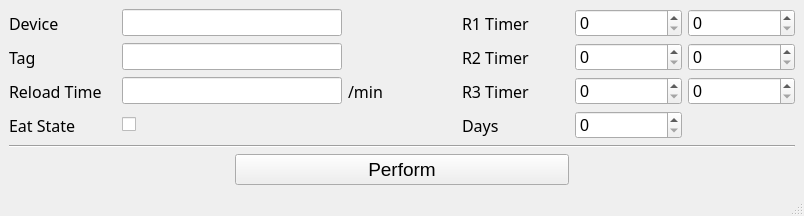
The window that UI/insertwindow.ui (mesaudaahmed/yahyaRaspberry) describes before a commit, drawn with Qt 5.
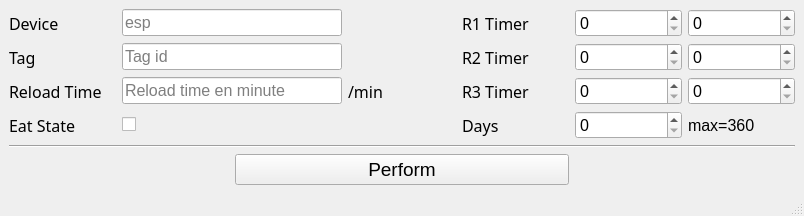
The same window after the commit.

Diff of the .ui file:
```diff
--- a/UI/insertwindow.ui
+++ b/UI/insertwindow.ui
@@ -99,6 +99,9 @@
           <pointsize>12</pointsize>
          </font>
         </property>
+        <property name="placeholderText">
+         <string>Reload time en minute</string>
+        </property>
        </widget>
       </item>
       <item row="1" column="1" colspan="2">
@@ -108,6 +111,9 @@
           <pointsize>12</pointsize>
          </font>
         </property>
+        <property name="placeholderText">
+         <string>Tag id</string>
+        </property>
        </widget>
       </item>
       <item row="3" column="5">
@@ -192,6 +198,9 @@
           <pointsize>12</pointsize>
          </font>
         </property>
+        <property name="placeholderText">
+         <string>esp</string>
+        </property>
        </widget>
       </item>
       <item row="3" column="0">
@@ -276,6 +285,18 @@
         </property>
        </widget>
       </item>
+      <item row="3" column="6">
+       <widget class="QLabel" name="label_10">
+        <property name="font">
+         <font>
+          <pointsize>12</pointsize>
+         </font>
+        </property>
+        <property name="text">
+         <string>max=360</string>
+        </property>
+       </widget>
+      </item>
      </layout>
     </item>
    </layout>
```
